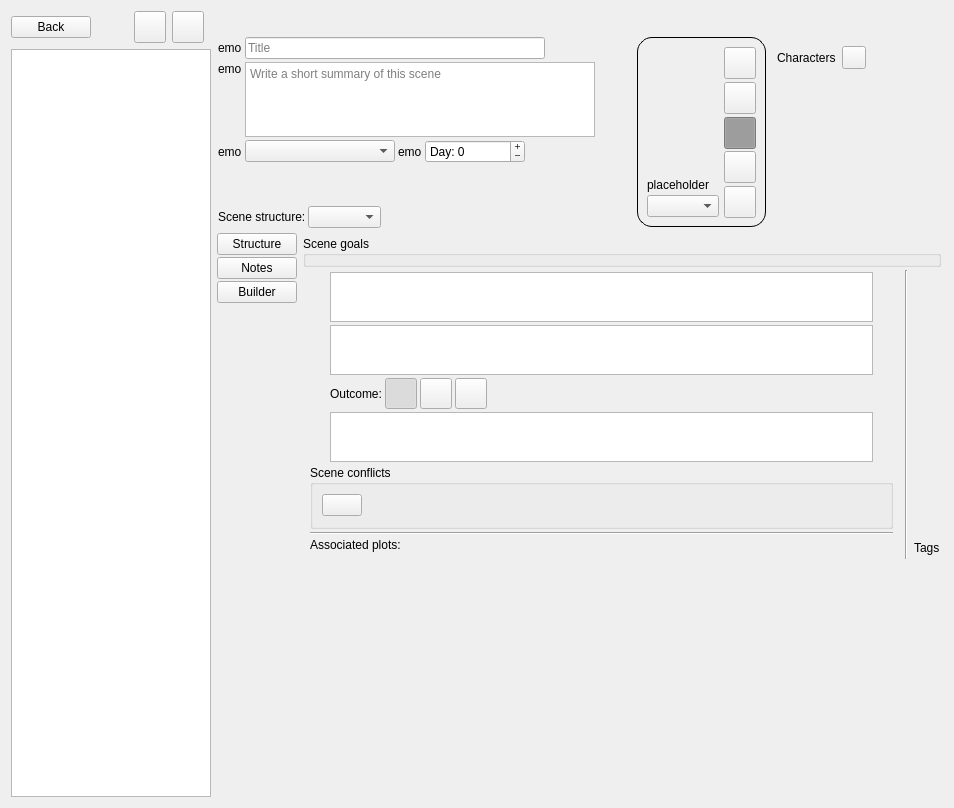
Old version of the form ui/scene_editor.ui in the repository zkovari/plotlyst.
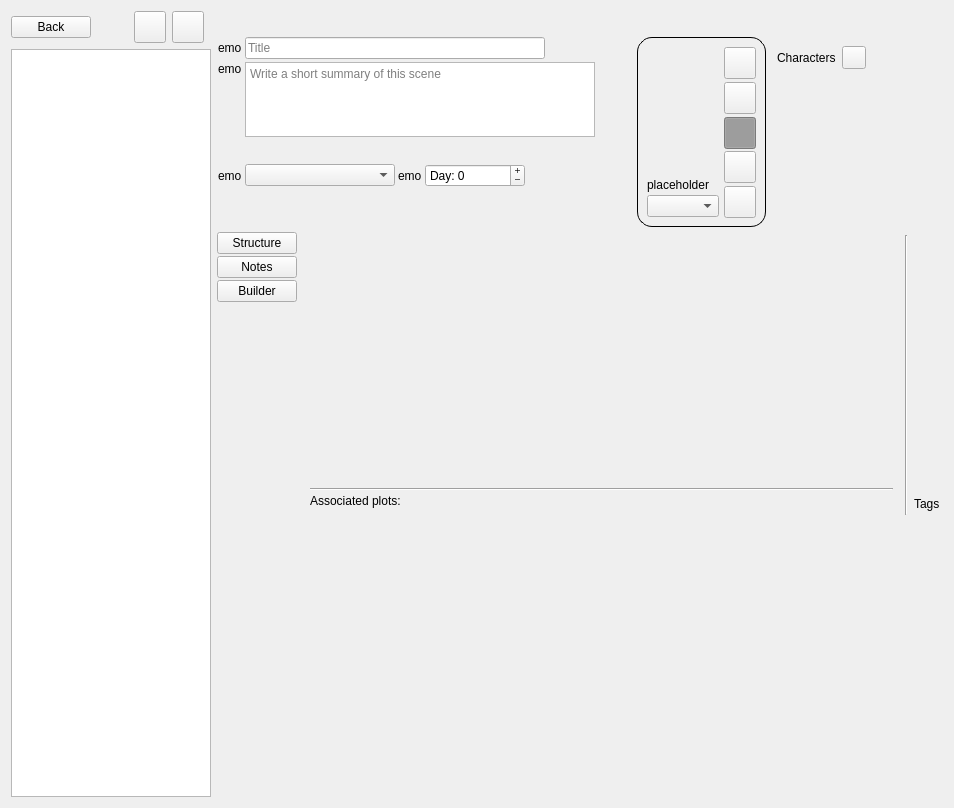
New version of the form. Custom widgets are drawn as their Qt base class.

Commit message:
Basic scene structure (#60)
* progress

* progress

* Add more items

* fix tests

* comments

Diff of the .ui file:
```diff
--- a/ui/scene_editor.ui
+++ b/ui/scene_editor.ui
@@ -420,58 +420,6 @@
             </property>
            </spacer>
           </item>
-          <item>
-           <layout class="QHBoxLayout" name="horizontalLayout_3">
-            <property name="spacing">
-             <number>2</number>
-            </property>
-            <item>
-             <widget class="QLabel" name="lblType">
-              <property name="text">
-               <string>Scene structure:</string>
-              </property>
-             </widget>
-            </item>
-            <item>
-             <widget class="QComboBox" name="cbType">
-              <property name="maximumSize">
-               <size>
-                <width>141</width>
-                <height>16777215</height>
-               </size>
-              </property>
-              <item>
-               <property name="text">
-                <string/>
-               </property>
-              </item>
-              <item>
-               <property name="text">
-                <string>action</string>
-               </property>
-              </item>
-              <item>
-               <property name="text">
-                <string>reaction</string>
-               </property>
-              </item>
-             </widget>
-            </item>
-            <item>
-             <spacer name="horizontalSpacer_2">
-              <property name="orientation">
-               <enum>Qt::Horizontal</enum>
-              </property>
-              <property name="sizeHint" stdset="0">
-               <size>
-                <width>40</width>
-                <height>20</height>
-               </size>
-              </property>
-             </spacer>
-            </item>
-           </layout>
-          </item>
          </layout>
         </item>
         <item>
@@ -944,30 +892,6 @@
            <property name="bottomMargin">
             <number>2</number>
            </property>
-           <item>
-            <widget class="QGroupBox" name="gBoxSceneGoals">
-             <property name="title">
-              <string>Scene goals</string>
-             </property>
-             <layout class="QVBoxLayout" name="verticalLayout_16">
-              <property name="spacing">
-               <number>0</number>
-              </property>
-              <property name="leftMargin">
-               <number>0</number>
-              </property>
-              <property name="topMargin">
-               <number>0</number>
-              </property>
-              <property name="rightMargin">
-               <number>0</number>
-              </property>
-              <property name="bottomMargin">
-               <number>0</number>
-              </property>
-             </layout>
-            </widget>
-           </item>
            <item>
             <layout class="QHBoxLayout" name="horizontalLayout_9">
              <property name="spacing">
@@ -1014,386 +938,15 @@
                  <number>2</number>
                 </property>
                 <item>
-                 <layout class="QHBoxLayout" name="horizontalLayout_12">
-                  <item>
-                   <spacer name="horizontalSpacer_14">
-                    <property name="orientation">
-                     <enum>Qt::Horizontal</enum>
-                    </property>
-                    <property name="sizeType">
-                     <enum>QSizePolicy::Preferred</enum>
-                    </property>
-                    <property name="sizeHint" stdset="0">
-                     <size>
-                      <width>20</width>
-                      <height>20</height>
-                     </size>
-                    </property>
-                   </spacer>
-                  </item>
-                  <item>
-                   <widget class="AutoAdjustableTextEdit" name="textEvent1">
-                    <property name="sizePolicy">
-                     <sizepolicy hsizetype="Expanding" vsizetype="Preferred">
-                      <horstretch>0</horstretch>
-                      <verstretch>0</verstretch>
-                     </sizepolicy>
-                    </property>
-                    <property name="minimumSize">
-                     <size>
-                      <width>0</width>
-                      <height>0</height>
-                     </size>
-                    </property>
-                    <property name="maximumSize">
-                     <size>
-                      <width>16777215</width>
-                      <height>50</height>
-                     </size>
-                    </property>
-                   </widget>
-                  </item>
-                  <item>
-                   <spacer name="horizontalSpacer_10">
-                    <property name="orientation">
-                     <enum>Qt::Horizontal</enum>
-                    </property>
-                    <property name="sizeType">
-                     <enum>QSizePolicy::Preferred</enum>
-                    </property>
-                    <property name="sizeHint" stdset="0">
-                     <size>
-                      <width>20</width>
-                      <height>20</height>
-                     </size>
-                    </property>
-                   </spacer>
-                  </item>
-                 </layout>
-                </item>
-                <item>
-                 <layout class="QHBoxLayout" name="horizontalLayout_13">
-                  <item>
-                   <spacer name="horizontalSpacer_15">
-                    <property name="orientation">
-                     <enum>Qt::Horizontal</enum>
-                    </property>
-                    <property name="sizeType">
-                     <enum>QSizePolicy::Preferred</enum>
-                    </property>
-                    <property name="sizeHint" stdset="0">
-                     <size>
-                      <width>20</width>
-                      <height>20</height>
-                     </size>
-                    </property>
-                   </spacer>
-                  </item>
-                  <item>
-                   <widget class="AutoAdjustableTextEdit" name="textEvent2">
-                    <property name="sizePolicy">
-                     <sizepolicy hsizetype="Expanding" vsizetype="Preferred">
-                      <horstretch>0</horstretch>
-                      <verstretch>0</verstretch>
-                     </sizepolicy>
-                    </property>
-                    <property name="minimumSize">
-                     <size>
-                      <width>0</width>
-                      <height>0</height>
-                     </size>
-                    </property>
-                    <property name="maximumSize">
-                     <size>
-                      <width>16777215</width>
-                      <height>50</height>
-                     </size>
-                    </property>
-                   </widget>
-                  </item>
-                  <item>
-                   <spacer name="horizontalSpacer_21">
-                    <property name="orientation">
-                     <enum>Qt::Horizontal</enum>
-                    </property>
-                    <property name="sizeType">
-                     <enum>QSizePolicy::Preferred</enum>
-                    </property>
-                    <property name="sizeHint" stdset="0">
-                     <size>
-                      <width>20</width>
-                      <height>20</height>
-                     </size>
-                    </property>
-                   </spacer>
-                  </item>
-                 </layout>
-                </item>
-                <item>
-                 <widget class="QWidget" name="wdgOutcomeContainer" native="true">
+                 <widget class="SceneStructureWidget" name="wdgSceneStructure" native="true">
                   <property name="sizePolicy">
-                   <sizepolicy hsizetype="Preferred" vsizetype="Maximum">
+                   <sizepolicy hsizetype="Expanding" vsizetype="Preferred">
                     <horstretch>0</horstretch>
                     <verstretch>0</verstretch>
                    </sizepolicy>
                   </property>
-                  <layout class="QHBoxLayout" name="hLayoutOutcome">
-                   <property name="spacing">
-                    <number>3</number>
-                   </property>
-                   <property name="leftMargin">
-                    <number>0</number>
-                   </property>
-                   <property name="topMargin">
-                    <number>0</number>
-                   </property>
-                   <property name="rightMargin">
-                    <number>0</number>
-                   </property>
-                   <property name="bottomMargin">
-                    <number>0</number>
-                   </property>
-                   <item>
-                    <spacer name="horizontalSpacer_17">
-                     <property name="orientation">
-                      <enum>Qt::Horizontal</enum>
-                     </property>
-                     <property name="sizeType">
-                      <enum>QSizePolicy::Preferred</enum>
-                     </property>
-                     <property name="sizeHint" stdset="0">
-                      <size>
-                       <width>20</width>
-                       <height>20</height>
-                      </size>
-                     </property>
-                    </spacer>
-                   </item>
-                   <item>
-                    <widget class="QLabel" name="lblType3">
-                     <property name="text">
-                      <string>Outcome:</string>
-                     </property>
-                    </widget>
-                   </item>
-                   <item>
-                    <widget class="QToolButton" name="btnDisaster">
-                     <property name="maximumSize">
-                      <size>
-                       <width>32</width>
-                       <height>16777215</height>
-                      </size>
-                     </property>
-                     <property name="cursor">
-                      <cursorShape>PointingHandCursor</cursorShape>
-                     </property>
-                     <property name="text">
-                      <string/>
-                     </property>
-                     <property name="iconSize">
-                      <size>
-                       <width>24</width>
-                       <height>24</height>
-                      </size>
-                     </property>
-                     <property name="checkable">
-                      <bool>true</bool>
-                     </property>
-                     <property name="checked">
-                      <bool>true</bool>
-                     </property>
-                     <property name="toolButtonStyle">
-                      <enum>Qt::ToolButtonTextBesideIcon</enum>
-                     </property>
-                     <attribute name="buttonGroup">
-                      <string notr="true">btnGroupOutcome</string>
-                     </attribute>
-                    </widget>
-                   </item>
-                   <item>
-                    <widget class="QToolButton" name="btnResolution">
-                     <property name="maximumSize">
-                      <size>
-                       <width>32</width>
-                       <height>16777215</height>
-                      </size>
-                     </property>
-                     <property name="cursor">
-                      <cursorShape>PointingHandCursor</cursorShape>
-                     </property>
-                     <property name="text">
-                      <string/>
-                     </property>
-                     <property name="iconSize">
-                      <size>
-                       <width>24</width>
-                       <height>24</height>
-                      </size>
-                     </property>
-                     <property name="checkable">
-                      <bool>true</bool>
-                     </property>
-                     <property name="toolButtonStyle">
-                      <enum>Qt::ToolButtonTextBesideIcon</enum>
-                     </property>
-                     <attribute name="buttonGroup">
-                      <string notr="true">btnGroupOutcome</string>
-                     </attribute>
-                    </widget>
-                   </item>
-                   <item>
-                    <widget class="QToolButton" name="btnTradeOff">
-                     <property name="maximumSize">
-                      <size>
-                       <width>32</width>
-                       <height>16777215</height>
-                      </size>
-                     </property>
-                     <property name="cursor">
-                      <cursorShape>PointingHandCursor</cursorShape>
-                     </property>
-                     <property name="text">
-                      <string/>
-                     </property>
-                     <property name="iconSize">
-                      <size>
-                       <width>24</width>
-                       <height>24</height>
-                      </size>
-                     </property>
-                     <property name="checkable">
-                      <bool>true</bool>
-                     </property>
-                     <property name="toolButtonStyle">
-                      <enum>Qt::ToolButtonTextBesideIcon</enum>
-                     </property>
-                     <attribute name="buttonGroup">
-                      <string notr="true">btnGroupOutcome</string>
-                     </attribute>
-                    </widget>
-                   </item>
-                   <item>
-                    <spacer name="horizontalSpacer_13">
-                     <property name="orientation">
-                      <enum>Qt::Horizontal</enum>
-                     </property>
-                     <property name="sizeHint" stdset="0">
-                      <size>
-                       <width>40</width>
-                       <height>5</height>
-                      </size>
-                     </property>
-                    </spacer>
-                   </item>
-                  </layout>
                  </widget>
                 </item>
-                <item>
-                 <layout class="QHBoxLayout" name="horizontalLayout_14">
-                  <item>
-                   <spacer name="horizontalSpacer_16">
-                    <property name="orientation">
-                     <enum>Qt::Horizontal</enum>
-                    </property>
-                    <property name="sizeType">
-                     <enum>QSizePolicy::Preferred</enum>
-                    </property>
-                    <property name="sizeHint" stdset="0">
-                     <size>
-                      <width>20</width>
-                      <height>20</height>
-                     </size>
-                    </property>
-                   </spacer>
-                  </item>
-                  <item>
-                   <widget class="AutoAdjustableTextEdit" name="textEvent3">
-                    <property name="sizePolicy">
-                     <sizepolicy hsizetype="Expanding" vsizetype="Preferred">
-                      <horstretch>0</horstretch>
-                      <verstretch>0</verstretch>
-                     </sizepolicy>
-                    </property>
-                    <property name="minimumSize">
-                     <size>
-                      <width>0</width>
-                      <height>0</height>
-                     </size>
-                    </property>
-                    <property name="maximumSize">
-                     <size>
-                      <width>16777215</width>
-                      <height>50</height>
-                     </size>
-                    </property>
-                   </widget>
-                  </item>
-                  <item>
-                   <spacer name="horizontalSpacer_22">
-                    <property name="orientation">
-                     <enum>Qt::Horizontal</enum>
-                    </property>
-                    <property name="sizeType">
-                     <enum>QSizePolicy::Preferred</enum>
-                    </property>
-                    <property name="sizeHint" stdset="0">
-                     <size>
-                      <width>20</width>
-                      <height>20</height>
-                     </size>
-                    </property>
-                   </spacer>
-                  </item>
-                 </layout>
-                </item>
-                <item>
-                 <layout class="QHBoxLayout" name="horizontalLayout_4">
-                  <item>
-                   <widget class="QGroupBox" name="groupBox">
-                    <property name="title">
-                     <string>Scene conflicts</string>
-                    </property>
-                    <layout class="QHBoxLayout" name="horizontalLayout_10">
-                     <item>
-                      <widget class="QPushButton" name="btnAddConflict">
-                       <property name="maximumSize">
-                        <size>
-                         <width>120</width>
-                         <height>16777215</height>
-                        </size>
-                       </property>
-                       <property name="text">
-                        <string/>
-                       </property>
-                      </widget>
-                     </item>
-                     <item>
-                      <widget class="LabelsWidget" name="wdgConflicts" native="true">
-                       <property name="sizePolicy">
-                        <sizepolicy hsizetype="Expanding" vsizetype="Maximum">
-                         <horstretch>0</horstretch>
-                         <verstretch>0</verstretch>
-                        </sizepolicy>
-                       </property>
-                       <property name="minimumSize">
-                        <size>
-                         <width>23</width>
-                         <height>23</height>
-                        </size>
-                       </property>
-                       <property name="maximumSize">
-                        <size>
-                         <width>16777215</width>
-                         <height>16777215</height>
-                        </size>
-                       </property>
-                      </widget>
-                     </item>
-                    </layout>
-                   </widget>
-                  </item>
-                 </layout>
-                </item>
                 <item>
                  <widget class="Line" name="line">
                   <property name="orientation">
@@ -1773,11 +1326,6 @@
    <extends>QTextEdit</extends>
    <header>src.main.python.plotlyst.view.widget.input</header>
   </customwidget>
-  <customwidget>
-   <class>AutoAdjustableTextEdit</class>
-   <extends>QTextEdit</extends>
-   <header>src.main.python.plotlyst.view.widget.input</header>
-  </customwidget>
   <customwidget>
    <class>RotatedButton</class>
    <extends>QPushButton</extends>
@@ -1789,6 +1337,12 @@
    <header>src.main.python.plotlyst.view.widget.labels</header>
    <container>1</container>
   </customwidget>
+  <customwidget>
+   <class>SceneStructureWidget</class>
+   <extends>QWidget</extends>
+   <header>src.main.python.plotlyst.view.widget.scenes</header>
+   <container>1</container>
+  </customwidget>
  </customwidgets>
  <resources/>
  <connections/>
```
Left out of the diff: 4 changed lines with no effect on the pictures. The commit also changes 17 other files.
